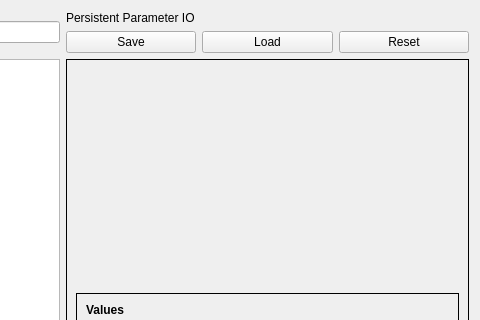
Before: the Qt Designer form src/cfclient/ui/tabs/paramTab.ui in bitcraze/crazyflie-clients-python, drawn with Qt 5; both pictures show x 188 to 668 and y 0 to 320 of the 668 by 528 pixel window.
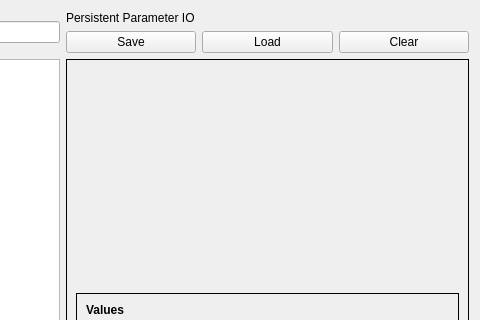
After: the same form once the commit is applied.

Commit message: Rename persistent param reset button to 'clear' to better reflect behavior

```diff
--- a/src/cfclient/ui/tabs/paramTab.ui
+++ b/src/cfclient/ui/tabs/paramTab.ui
@@ -210,7 +210,7 @@
        <item>
         <widget class="QPushButton" name="_reset_param_button">
          <property name="text">
-          <string>Reset</string>
+          <string>Clear</string>
          </property>
         </widget>
        </item>
```
Left out of the diff: 2 changed lines with no effect on the pictures. The commit also changes 1 other file.
